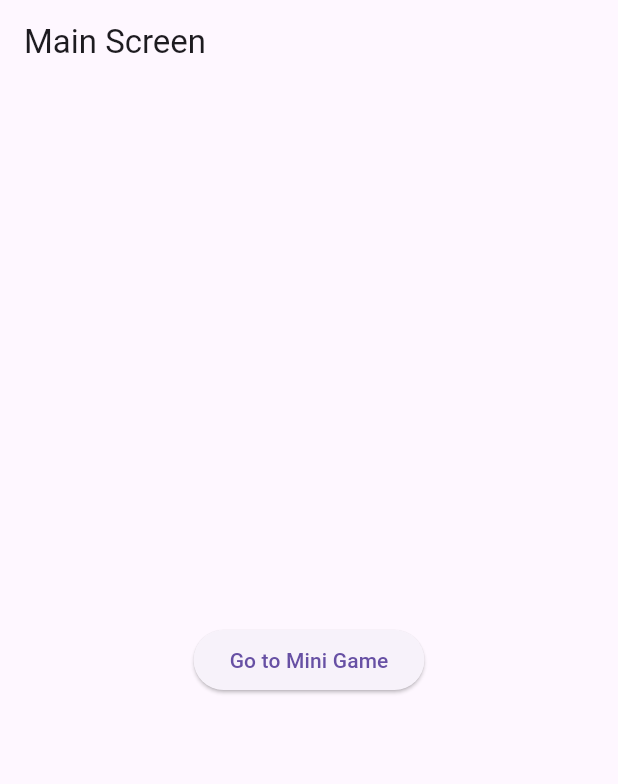
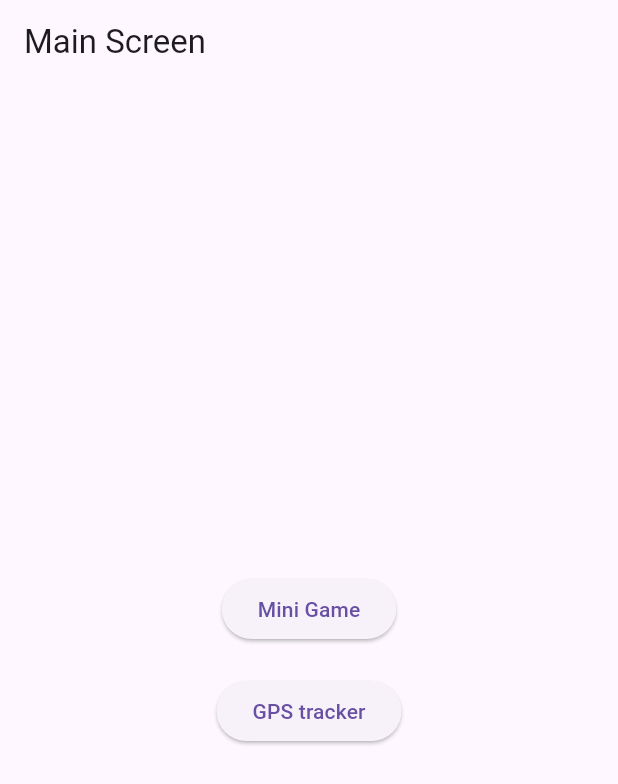
Before and after one commit to marmot8080/Soom-Charm, a Flutter app: the screen it shows after launch, on a phone screen of 412 x 824 dp. Shown: the top 784 px of the screen. Run offline on Flutter 3.47's test engine with Material 3 defaults, Android fonts, the phone set to English and light mode, and no system bars; missing offline and left inert: fftea, record.

Commit message:
Add GPS tracker button

```diff
--- a/lib/screens/main_screen.dart
+++ b/lib/screens/main_screen.dart
@@ -1,5 +1,6 @@
 import 'package:flutter/material.dart';
 import 'mini_game/mini_game_test.dart';
+import 'package:soom_charm/screens/GPS_tracker_screen.dart';
 
 class MainScreen extends StatelessWidget {
   @override
@@ -9,14 +10,29 @@ class MainScreen extends StatelessWidget {
         title: Text('Main Screen'),
       ),
       body: Center(
-        child: ElevatedButton(
+        child: Column(
+          mainAxisAlignment: MainAxisAlignment.center,
+          children: [
+            ElevatedButton(
               onPressed: () {
                 Navigator.push(
                   context,
                   MaterialPageRoute(builder: (context) => MiniGameTest()),
                 );
               },
-          child: Text('Go to Mini Game'),
+              child: Text('Mini Game'),
+            ),
+            SizedBox(height: 20), // 버튼 간 간격 조정
+            ElevatedButton(
+              onPressed: () {
+                Navigator.push(
+                  context,
+                  MaterialPageRoute(builder: (context) => GPSTrackerScreen()),
+                );
+              },
+              child: Text('GPS tracker'),
+            ),
+          ],
         ),
       ),
     );
```
Lines whose indentation alone changed are shown as unchanged.
